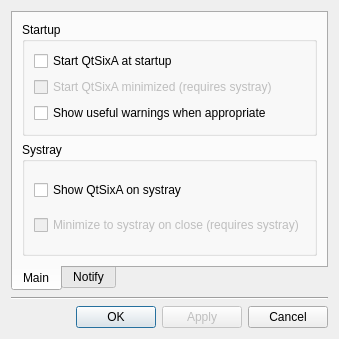
The window that qtsixa/gui/qtsixa_options.ui (aaronp24/QtSixA) describes before a commit, drawn with Qt 5.
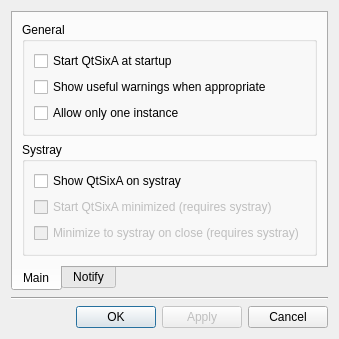
The same window after the commit. Icons and pictures are not drawn.

```diff
--- a/qtsixa/gui/qtsixa_options.ui
+++ b/qtsixa/gui/qtsixa_options.ui
@@ -10,7 +10,7 @@
     <x>0</x>
     <y>0</y>
     <width>336</width>
-    <height>328</height>
+    <height>286</height>
    </rect>
   </property>
   <property name="windowTitle">
@@ -33,7 +33,7 @@
        <item>
         <widget class="QGroupBox" name="groupBox_startup">
          <property name="title">
-          <string>Startup</string>
+          <string>General</string>
          </property>
          <property name="alignment">
           <set>Qt::AlignLeading|Qt::AlignLeft|Qt::AlignTop</set>
@@ -55,16 +55,6 @@
             </property>
            </widget>
           </item>
-          <item>
-           <widget class="QCheckBox" name="box_min">
-            <property name="enabled">
-             <bool>false</bool>
-            </property>
-            <property name="text">
-             <string>Start QtSixA minimized (requires systray)</string>
-            </property>
-           </widget>
-          </item>
           <item>
            <widget class="QCheckBox" name="box_warn">
             <property name="text">
@@ -72,6 +62,13 @@
             </property>
            </widget>
           </item>
+          <item>
+           <widget class="QCheckBox" name="box_1inst">
+            <property name="text">
+             <string>Allow only one instance</string>
+            </property>
+           </widget>
+          </item>
          </layout>
         </widget>
        </item>
@@ -91,6 +88,16 @@
             </property>
            </widget>
           </item>
+          <item>
+           <widget class="QCheckBox" name="box_min">
+            <property name="enabled">
+             <bool>false</bool>
+            </property>
+            <property name="text">
+             <string>Start QtSixA minimized (requires systray)</string>
+            </property>
+           </widget>
+          </item>
           <item>
            <widget class="QCheckBox" name="box_close">
             <property name="enabled">
```
